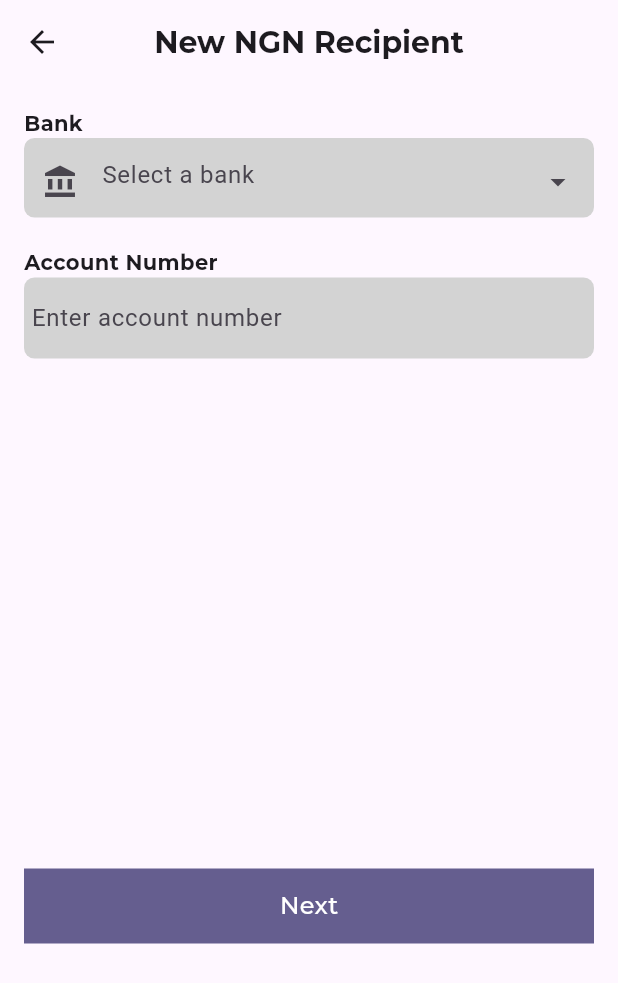
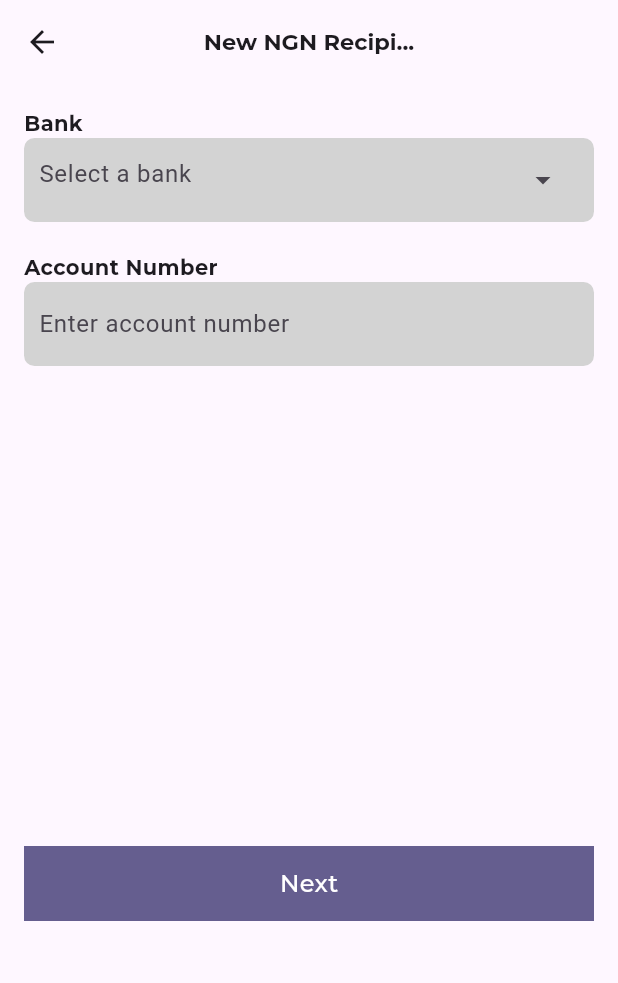
Before and after one commit to mackings/Bibuain-Desktop, a Flutter app: the Apphome screen opened directly, item 2 of the bottom bar chosen, after a tap on "Send to Bank Account", on a phone screen of 412 x 824 dp. Shown: the top 983 px of the screen. Run offline on Flutter 3.47's test engine with Material 3 defaults, Android fonts, the phone set to English and light mode, and no system bars; our stand-ins replace audioplayers, circular_countdown_timer, cloud_firestore, firebase_core, firebase_database, google_fonts and 3 more; accounts and stored records are empty; network calls fail.

Commit message:
stable night

```diff
--- a/lib/Mobile/description.dart
+++ b/lib/Mobile/description.dart
@@ -62,7 +62,7 @@ class _DescriptionState extends State<Description> {
           ScaffoldMessenger.of(context).showSnackBar(
             SnackBar(content: Text('Transfer Successful')),
           );
-          Navigator.push(
+          Navigator.pushReplacement(
               context,
               MaterialPageRoute(
                   builder: (context) =>
--- a/lib/Mobile/fund.dart
+++ b/lib/Mobile/fund.dart
@@ -28,16 +28,17 @@ class _FundState extends State<Fund> {
 
 showModalBottomSheet(
   context: context,
+  isScrollControlled: true, // This makes the bottom sheet expand more
   builder: (context) {
     return Container(
-          height: 1900,
+      height: MediaQuery.of(context).size.height * 0.85, // Make it 85% of the screen height
       padding: const EdgeInsets.all(16),
       child: Column(
         crossAxisAlignment: CrossAxisAlignment.start,
         children: [
-              Text('Select a Bank'),
+          Text('Select a Bank', style: TextStyle(fontSize: 18, fontWeight: FontWeight.bold)),
           SizedBox(height: 10),
-              Text('Popular Banks'),
+          Text('Popular Banks', style: TextStyle(fontSize: 16)),
           SizedBox(
             height: 100,
             child: ListView(
@@ -54,6 +55,7 @@ class _FundState extends State<Fund> {
                     child: Column(
                       children: [
                         Image.network(bank['logo'], height: 50),
+                        SizedBox(height: 5),
                         Text(bank['name'], overflow: TextOverflow.ellipsis),
                       ],
                     ),
@@ -63,14 +65,14 @@ class _FundState extends State<Fund> {
             ),
           ),
           SizedBox(height: 10),
-              Text('All Banks'),
+          Text('All Banks', style: TextStyle(fontSize: 16)),
           Expanded(
             child: ListView.builder(
               itemCount: banks.length,
               itemBuilder: (context, index) {
                 final bank = banks[index];
                 return ListTile(
-                      leading: Image.network(bank['logo']),
+                  leading: Image.network(bank['logo'], height: 30),
                   title: Text(bank['name']),
                   // subtitle: Text(bank['code']),
                   onTap: () {
@@ -86,6 +88,7 @@ class _FundState extends State<Fund> {
     );
   },
 );
+
   }
 
   Future<List<dynamic>> fetchBanks() async {
@@ -155,9 +158,9 @@ class _FundState extends State<Fund> {
     return Scaffold(
       appBar: AppBar(
         title: Text(
-          'New NGN Recipient',
+          'New NGN Recipi...',
           style: GoogleFonts.montserrat(fontWeight: FontWeight.w700,
-          fontSize: 20),
+          fontSize: 15),
         ),
         centerTitle: true,
         bottom: isLoading
@@ -186,18 +189,15 @@ class _FundState extends State<Fund> {
                       decoration: BoxDecoration(
                           color: myForm, borderRadius: BorderRadius.circular(7)),
                       child: Padding(
-                        padding: const EdgeInsets.only(top: 5,),
+                        padding: const EdgeInsets.symmetric(horizontal: 10,vertical: 4),
                         child: TextFormField(
                           readOnly: true,
                           decoration: InputDecoration(
                             hintText: 'Select a bank',
                             border: InputBorder.none,
-                            prefixIcon: Padding(
-                              padding: const EdgeInsets.all(8.0),
-                              child: selectedBankLogo != null
+                            prefix: selectedBankLogo != null
                                 ? Image.network(selectedBankLogo!, width: 40)
-                                  : Icon(Icons.account_balance),
-                            ),
+                                : null,
                             suffixIcon: IconButton(
                               icon: Icon(Icons.arrow_drop_down),
                               onPressed: () {
@@ -222,11 +222,10 @@ class _FundState extends State<Fund> {
                     decoration: BoxDecoration(
                         color: myForm, borderRadius: BorderRadius.circular(7)),
                     child: Padding(
-                      padding: const EdgeInsets.symmetric(horizontal: 5,vertical: 3),
+                      padding: const EdgeInsets.symmetric(horizontal: 10,vertical: 4),
                       child: TextFormField(
                         controller: _accountNumberController,
                         keyboardType: TextInputType.number,
-                        //maxLength: 10,
                         decoration: InputDecoration(
                             hintText: 'Enter account number',
                             border: InputBorder.none),
@@ -250,7 +249,7 @@ class _FundState extends State<Fund> {
                   ],
                 ),
               SizedBox(
-                height: 330,
+                height: 310,
               ),
               GestureDetector(
                 onTap: () {
--- a/lib/Mobile/home.dart
+++ b/lib/Mobile/home.dart
@@ -1,4 +1,5 @@
 import 'dart:convert';
+import 'package:bdesktop/Mobile/fund.dart';
 import 'package:bdesktop/Mobile/history.dart';
 import 'package:bdesktop/Mobile/send.dart';
 import 'package:bdesktop/Mobile/widgets/scroll.dart';
@@ -6,6 +7,7 @@ import 'package:bdesktop/widgets/colors.dart';
 import 'package:flutter/material.dart';
 import 'package:google_fonts/google_fonts.dart';
 import 'package:http/http.dart' as http;
+import 'package:intl/intl.dart';
 
 class Apphome extends StatefulWidget {
   final String username;
@@ -61,15 +63,14 @@ class _ApphomeState extends State<Apphome> {
   }
 
  Future<void> fetchTransactionHistory() async {
-    final url = Uri.parse(
-        'https://tester-1wva.onrender.com/staff/${widget.username}/history');
+  final url = Uri.parse('https://tester-1wva.onrender.com/staff/${widget.username}/history');
   try {
     final response = await http.get(url);
     if (response.statusCode == 200) {
       final data = json.decode(response.body);
       print(data);
       setState(() {
-          transactionHistory = data['data'];
+        transactionHistory = data['data'].reversed.toList(); // Reverse the list here
         isLoading = false;
       });
     } else {
@@ -86,6 +87,22 @@ class _ApphomeState extends State<Apphome> {
     print("Error: $e");
   }
 }
+
+String formatTimestamp(Map<String, dynamic> timestamp) {
+  final seconds = timestamp['_seconds'] as int;
+  final nanoseconds = timestamp['_nanoseconds'] as int;
+
+  // Create a DateTime object in UTC, then convert to local time
+  final date = DateTime.fromMillisecondsSinceEpoch(
+    seconds * 1000 + nanoseconds ~/ 1000000,
+    isUtc: true,
+  ).toLocal(); // Convert to local time
+
+  // Format the DateTime object in the desired format
+  final formatter = DateFormat('MMMM d, h:mm a');
+  return formatter.format(date);
+}
+
 
   @override
   Widget build(BuildContext context) {
@@ -127,7 +144,9 @@ class _ApphomeState extends State<Apphome> {
                       child: Text(
                         'Spend',
                         style: GoogleFonts.montserrat(
-                            fontWeight: FontWeight.w600, color: Colors.black),
+                            fontWeight: FontWeight.w600,
+                            fontSize: 10,
+                            color: Colors.black),
                       ),
                     )),
                 Container(
@@ -141,7 +160,9 @@ class _ApphomeState extends State<Apphome> {
                       child: Text(
                         'Save',
                         style: GoogleFonts.montserrat(
-                            fontWeight: FontWeight.w600, color: Colors.black),
+                            fontWeight: FontWeight.w600,
+                            fontSize: 10,
+                             color: Colors.black),
                       ),
                     )),
                 Container(
@@ -155,7 +176,8 @@ class _ApphomeState extends State<Apphome> {
                       child: Text(
                         'Borrow',
                         style: GoogleFonts.montserrat(
-                            fontWeight: FontWeight.w600, color: Colors.black),
+                            fontWeight: FontWeight.w600,
+                            fontSize: 10,color: Colors.black),
                       ),
                     )),
                 Container(
@@ -169,7 +191,8 @@ class _ApphomeState extends State<Apphome> {
                       child: Text(
                         'Invest',
                         style: GoogleFonts.montserrat(
-                            fontWeight: FontWeight.w600, color: Colors.black),
+                            fontWeight: FontWeight.w600,fontSize: 10,
+                             color: Colors.black),
                       ),
                     )),
               ],
@@ -182,7 +205,7 @@ class _ApphomeState extends State<Apphome> {
             Text(
               "Nigerian Naira",
               style: GoogleFonts.montserrat(
-                  fontWeight: FontWeight.w600, fontSize: 15),
+                  fontWeight: FontWeight.w600, fontSize: 13),
             ),
             SizedBox(
               height: 10,
@@ -194,7 +217,7 @@ class _ApphomeState extends State<Apphome> {
                 Text(
                   "N1,000,000",
                   style: GoogleFonts.montserrat(
-                      fontWeight: FontWeight.w700, fontSize: 25),
+                      fontWeight: FontWeight.w700, fontSize: 20),
                 ),
                 CircleAvatar(
                   radius: 15,
@@ -219,7 +242,12 @@ class _ApphomeState extends State<Apphome> {
             Row(
               mainAxisAlignment: MainAxisAlignment.spaceBetween,
               children: [
-                Container(
+                GestureDetector(
+                  onTap: () {
+                                      Navigator.push(
+                      context, MaterialPageRoute(builder: (context) => Fund()));
+                  },
+                  child: Container(
                     height: MediaQuery.of(context).size.height *
                         0.06, // Responsive height
                     width: MediaQuery.of(context).size.width *
@@ -235,7 +263,7 @@ class _ApphomeState extends State<Apphome> {
                         Container(
                           decoration: BoxDecoration(
                             shape: BoxShape.circle,
-                          color: Colors.purple,
+                            color: myColor
                           ),
                           child: Center(
                             child: Icon(
@@ -249,13 +277,14 @@ class _ApphomeState extends State<Apphome> {
                         Text(
                           "Transfer",
                           style: GoogleFonts.montserrat(
-                          color: Colors.purple,
+                            color: myColor,
                             fontWeight: FontWeight.w600,
                             fontSize: MediaQuery.of(context).size.width *
                                 0.04, // Responsive font size
                           ),
                         ),
                       ],
+                    ),
                   ),
                 ),
                 Container(
@@ -274,7 +303,7 @@ class _ApphomeState extends State<Apphome> {
                       Container(
                         decoration: BoxDecoration(
                           shape: BoxShape.circle,
-                          color: Colors.purple,
+                          color: myColor,
                         ),
                         child: Center(
                           child: Icon(
@@ -288,7 +317,7 @@ class _ApphomeState extends State<Apphome> {
                       Text(
                         "Add Mon...",
                         style: GoogleFonts.montserrat(
-                          color: Colors.purple,
+                          color: myColor,
                           fontWeight: FontWeight.w600,
                           fontSize: MediaQuery.of(context).size.width *
                               0.04, // Responsive font size
@@ -371,6 +400,8 @@ isLoading
                   ),
                 )
               : Expanded(
+                child: Padding(
+                    padding: const EdgeInsets.all(8.0),
                     child: ListView.builder(
                       itemCount: transactionHistory.length,
                       itemBuilder: (context, index) {
@@ -380,7 +411,7 @@ isLoading
                             mainAxisAlignment: MainAxisAlignment.spaceBetween,
                             children: [
                               Text(
-                        "${transaction['name'] == null ? "Bibuain" : transaction['name']}",
+                                transaction['name'] ?? "Bibuain",
                                 style: GoogleFonts.montserrat(
                                   fontWeight: FontWeight.bold,
                                 ),
@@ -397,6 +428,12 @@ isLoading
                           subtitle: Column(
                             crossAxisAlignment: CrossAxisAlignment.start,
                             children: [
+                              if (transaction['assignedAt'] != null)
+                                Text(
+                                  "Paid on ${formatTimestamp(transaction['assignedAt'])}",
+                                  style: GoogleFonts.montserrat(color: Colors.grey),
+                                )
+                              else
                                 Text(
                                   "Paid in ${transaction['markedAt']} Seconds",
                                   style: GoogleFonts.montserrat(color: Colors.grey),
@@ -406,7 +443,10 @@ isLoading
                         );
                       },
                     ),
-          )
+                  ),
+              ),
+
+
           ],
         ),
       ),
@@ -449,6 +489,7 @@ Widget buildContainer(IconData icon, String label, Color iconColor) {
             style: GoogleFonts.montserrat(
               fontWeight: FontWeight.w600,
               color: Colors.black,
+              fontSize: 12
             ),
           ),
         ],
--- a/lib/Mobile/send.dart
+++ b/lib/Mobile/send.dart
@@ -1,4 +1,5 @@
 import 'package:bdesktop/Mobile/fund.dart';
+import 'package:bdesktop/widgets/colors.dart';
 import 'package:flutter/material.dart';
 import 'package:google_fonts/google_fonts.dart';
 
@@ -16,7 +17,7 @@ class _SendMoneyState extends State<SendMoney> {
       appBar: AppBar(
         title: Text(
           'Send Money',
-          style: GoogleFonts.montserrat(fontWeight: FontWeight.w700),
+          style: GoogleFonts.montserrat(fontWeight: FontWeight.w700,fontSize: 17),
         ),
         centerTitle: true,
         elevation: 0,
@@ -29,7 +30,7 @@ class _SendMoneyState extends State<SendMoney> {
             children: [
               Container(
                 decoration: BoxDecoration(
-                  color: const Color.fromARGB(255, 238, 223, 223),
+                  color: myForm,
                   borderRadius: BorderRadius.circular(7),
                 ),
                 padding: const EdgeInsets.symmetric(horizontal: 10),
@@ -87,7 +88,7 @@ class _SendMoneyState extends State<SendMoney> {
                             style: GoogleFonts.montserrat(
                                 fontWeight: FontWeight.w700,
                                 color: Colors.black,
-                                fontSize: 17),
+                                fontSize: 15),
                           ),
                           SizedBox(height: 4), // Space between the texts
                           Text(
@@ -95,7 +96,7 @@ class _SendMoneyState extends State<SendMoney> {
                             style: GoogleFonts.montserrat(
                                 fontWeight: FontWeight.w300,
                                 color: Colors.grey,
-                                fontSize: 15),
+                                fontSize: 13),
                           ),
                         ],
                       ),
@@ -141,13 +142,18 @@ class _SendMoneyState extends State<SendMoney> {
                   ),
                 ],
               ),
-              ListTile(
+              GestureDetector(
+                onTap: () {
+                                    Navigator.push(
+                      context, MaterialPageRoute(builder: (context) => Fund()));
+                },
+                child: ListTile(
                     title: Text(
                       "Send to @username",
                       style: GoogleFonts.montserrat(
                           fontWeight: FontWeight.w700,
                           color: Colors.black,
-                        fontSize: 18),
+                          fontSize: 15),
                     ),
                     subtitle: Text(
                       "Send to any Kuda account for free.",
@@ -165,6 +171,7 @@ class _SendMoneyState extends State<SendMoney> {
                       width: 30,
                       height: 30,
                     )),
+              ),
               GestureDetector(
                 onTap: () {
                   Navigator.push(
@@ -176,7 +183,7 @@ class _SendMoneyState extends State<SendMoney> {
                       style: GoogleFonts.montserrat(
                           fontWeight: FontWeight.w700,
                           color: Colors.black,
-                          fontSize: 18),
+                          fontSize: 15),
                     ),
                     subtitle: Text(
                       "Send to a local bank account.",
@@ -222,7 +229,7 @@ class _SendMoneyState extends State<SendMoney> {
                     style: GoogleFonts.montserrat(
                         fontWeight: FontWeight.w700,
                         color: Colors.black,
-                        fontSize: 15),
+                        fontSize: 13),
                   ),
                   SizedBox(
                     height: 10,
@@ -232,7 +239,7 @@ class _SendMoneyState extends State<SendMoney> {
                     style: GoogleFonts.montserrat(
                         fontWeight: FontWeight.w500,
                         color: Colors.grey,
-                        fontSize: 15),
+                        fontSize: 12),
                   ),
                   SizedBox(
                     height: 25,
@@ -271,7 +278,7 @@ class _SendMoneyState extends State<SendMoney> {
                                 style: GoogleFonts.montserrat(
                                     fontWeight: FontWeight.w700,
                                     color: Colors.black,
-                                    fontSize: 17),
+                                    fontSize: 13),
                               ),
                               SizedBox(height: 4), // Space between the texts
                               Text(
@@ -279,7 +286,7 @@ class _SendMoneyState extends State<SendMoney> {
                                 style: GoogleFonts.montserrat(
                                     fontWeight: FontWeight.w300,
                                     color: Colors.grey,
-                                    fontSize: 15),
+                                    fontSize: 12),
                               ),
                             ],
                           ),
```
Also changed, not shown: lib/Mobile/history.dart (+28 -1 lines), lib/login.dart (+23 -3 lines). Lines whose indentation alone changed are shown as unchanged.
